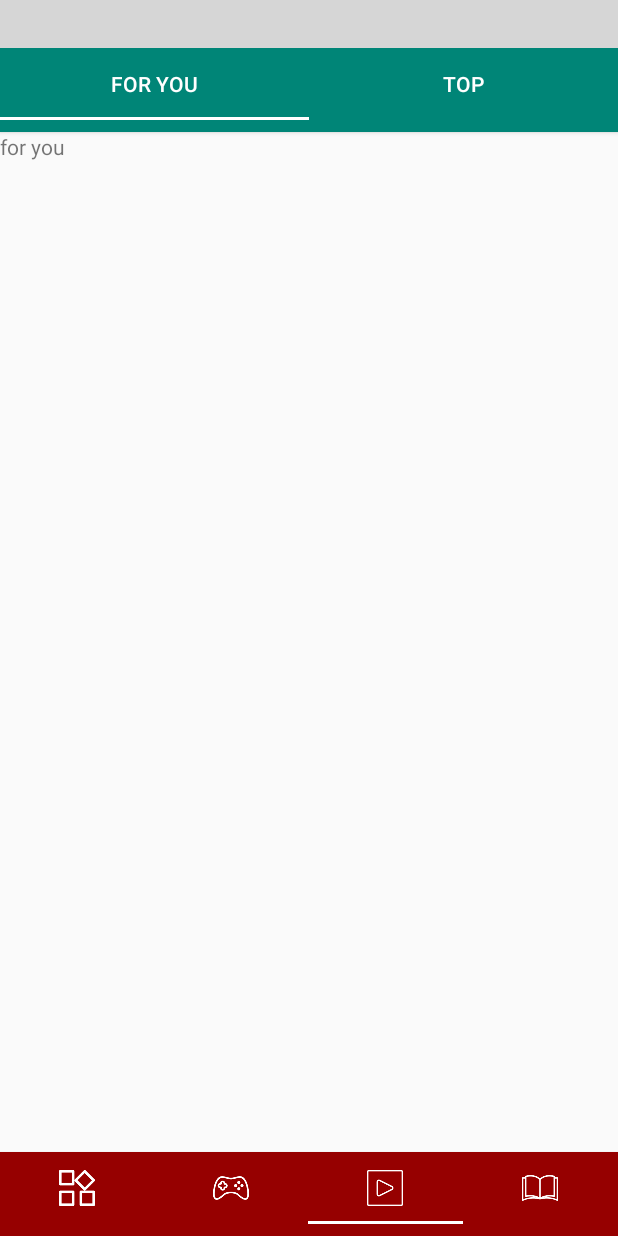
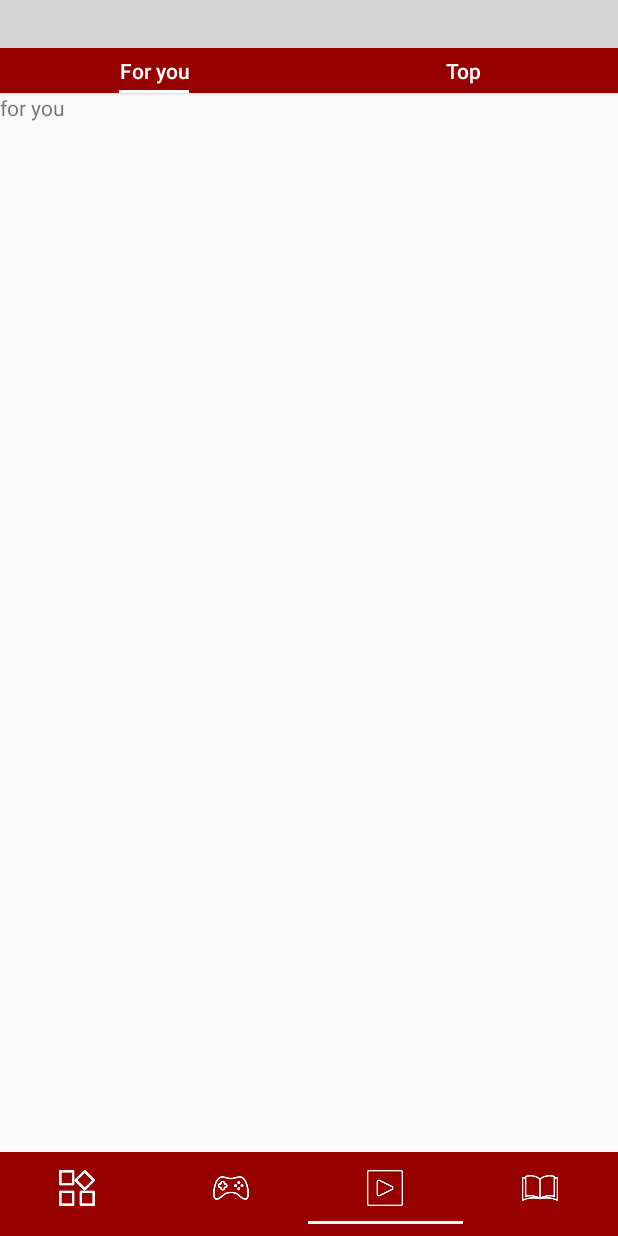
Before and after one commit to abdlrahman-l/PlayStoreApp, an Android app: the screen it shows after launch (MainActivity), item 3 of the bottom bar chosen, on a phone screen of 412 x 824 dp. Run offline under Robolectric (Android 15) with nearby library versions, the phone set to English and light mode, and no system bars; libraries missing offline, so code that uses them is left out: com.lapism.searchview; plain views replace SearchView; 4 statements that could not run were skipped; grey boxes are pictures that could not be loaded.

Commit message:
set indicator tab width and set false on tab indicator width

```diff
--- a/app/src/main/java/com/example/tabgoplayactivity/MainActivity.java
+++ b/app/src/main/java/com/example/tabgoplayactivity/MainActivity.java
@@ -54,7 +54,10 @@ public class MainActivity extends AppCompatActivity {
         tabGooglePlayAdapter =new TabGoplayAdapter(getSupportFragmentManager(),tabLayout.getTabCount());
         viewPager.setAdapter(tabGooglePlayAdapter);
         viewPager.setCurrentItem(0);
-
+        setStatusBarColor("#3F51B5");
+        tabLayout.setBackgroundColor(Color.parseColor("#3F51B5"));
+        rlSearch.setBackgroundColor(Color.parseColor("#3F51B5"));
+        searchView.setHint("Search Home");
         viewPager.addOnPageChangeListener(new TabLayout.TabLayoutOnPageChangeListener(tabLayout));
         tabLayout.addOnTabSelectedListener(new TabLayout.OnTabSelectedListener() {
             @Override
--- a/app/src/main/java/com/example/tabgoplayactivity/MoviesFragment.java
+++ b/app/src/main/java/com/example/tabgoplayactivity/MoviesFragment.java
@@ -48,6 +48,7 @@ public class MoviesFragment extends Fragment {
         movieTabLayout.getTabAt(0).setText("For you");
         movieTabLayout.getTabAt(1).setText("Top");
         movieTabLayout.setTabGravity(TabLayout.GRAVITY_FILL);
+        movieTabLayout.setTabIndicatorFullWidth(false);
         movieViewPager.addOnPageChangeListener(new TabLayout.TabLayoutOnPageChangeListener(movieTabLayout));
     }
 
--- a/app/src/main/res/layout/activity_main.xml
+++ b/app/src/main/res/layout/activity_main.xml
@@ -18,6 +18,7 @@
            android:id="@+id/searchView"
            android:layout_width="match_parent"
            android:layout_height="wrap_content"
+           app:layout_scrollFlags="scroll|enterAlways"
            />
 
    </RelativeLayout>
--- a/app/src/main/res/layout/fragment_movies.xml
+++ b/app/src/main/res/layout/fragment_movies.xml
@@ -13,9 +13,10 @@
         android:layout_alignParentStart="true"
         android:id="@+id/tab_layout_movie"
         android:layout_width="match_parent"
-        android:layout_height="wrap_content"
+        android:layout_height="30dp"
         android:elevation="2dp"
-        android:background="@color/colorPrimary"
+        android:background="#960000"
+        style="@style/MyCustomTabLayout"
         android:minHeight="?android:attr/actionBarSize"
         app:tabTextColor="@android:color/white"
         app:tabSelectedTextColor="@android:color/white"
--- a/app/src/main/res/values/styles.xml
+++ b/app/src/main/res/values/styles.xml
@@ -12,9 +12,15 @@
     <style name="AppTheme.NoActionBar" parent="Theme.AppCompat.Light.DarkActionBar">
         <item name="windowActionBar">false</item>
         <item name="windowNoTitle">true</item>
-        <item name="android:windowFullscreen">true</item>
     </style>
     <style name="ActionBarTabTextStyle.Tabtheme" parent="@android:style/Widget.Holo.ActionBar.TabText">
         <item name="android:textAllCaps">false</item>
     </style>
+    <style name="MyCustomTabLayout" parent="Widget.Design.TabLayout">
+        <item name="tabTextAppearance">@style/MyCustomTextAppearance</item>
+    </style>
+    <style name="MyCustomTextAppearance" parent="TextAppearance.Design.Tab">
+        <item name="textAllCaps">false</item>
+        <item name="android:textStyle">normal</item>
+    </style>
 </resources>
```
Also changed, not shown: app/src/main/res/layout/fragment_games.xml (+0 -15 lines).
